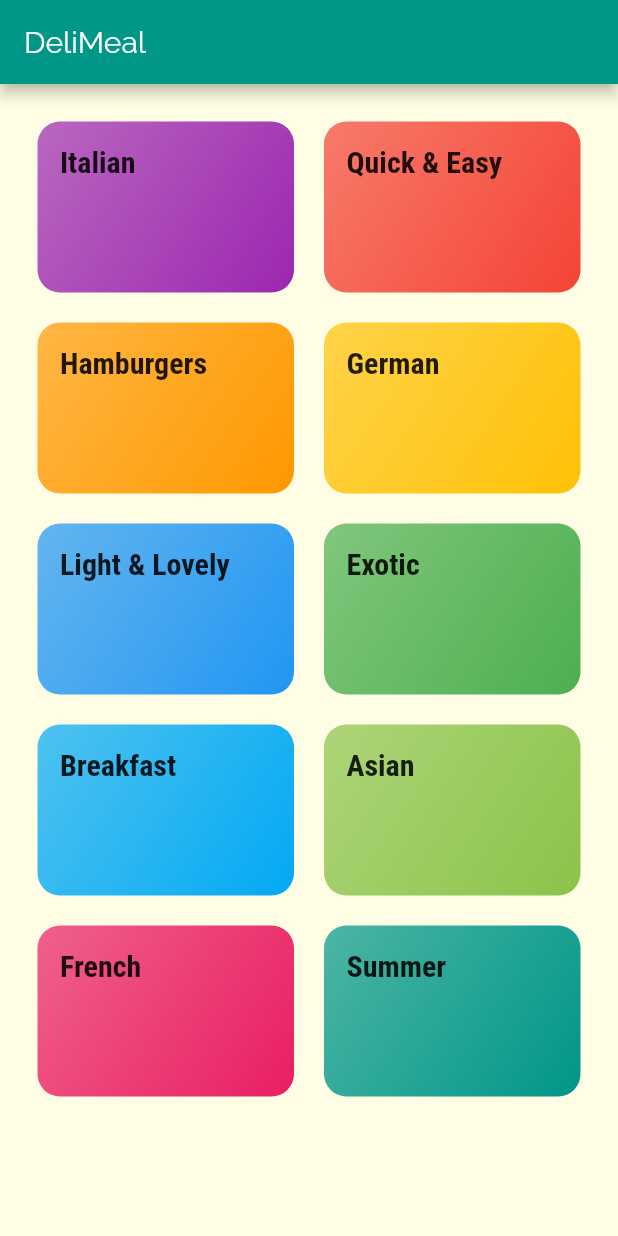
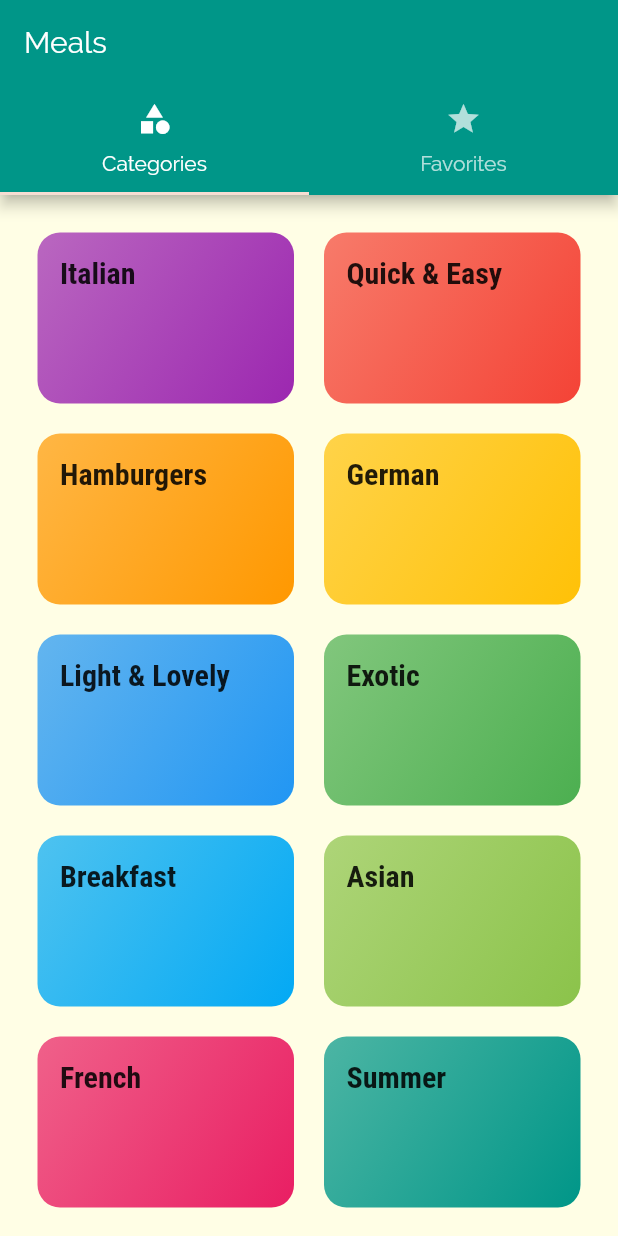
Before and after one commit to MatthieuNadeau96/Flutter_meals_app, a Flutter app: the screen it shows after launch, on a phone screen of 412 x 824 dp. Run offline on Flutter 3.47's test engine with Material 2 defaults, Android fonts, the phone set to English and light mode, and no system bars.

Commit message:
Adding a TabBar to the AppBar

```diff
--- a/lib/main.dart
+++ b/lib/main.dart
@@ -3,6 +3,7 @@ import 'package:flutter/material.dart';
 import './screens/meal_detail_screen.dart';
 import './screens/categories_screen.dart';
 import './screens/category_meals_screen.dart';
+import './screens/tabs_screen.dart';
 
 void main() => runApp(MyApp());
 
@@ -34,7 +35,7 @@ class MyApp extends StatelessWidget {
       // home: CategoriesScreen(),
       initialRoute: '/', // default is '/'
       routes: {
-        '/': (ctx) => CategoriesScreen(),
+        '/': (ctx) => TabsScreen(),
         CategoryMealsScreen.routeName: (ctx) => CategoryMealsScreen(),
         MealDetailScreen.routeName: (ctx) => MealDetailScreen(),
       },
--- a/lib/screens/categories_screen.dart
+++ b/lib/screens/categories_screen.dart
@@ -6,11 +6,7 @@ import '../widgets/category_item.dart';
 class CategoriesScreen extends StatelessWidget {
   @override
   Widget build(BuildContext context) {
-    return Scaffold(
-      appBar: AppBar(
-        title: const Text('DeliMeal'),
-      ),
-      body: GridView(
+    return GridView(
       padding: const EdgeInsets.all(25),
       children: DUMMY_CATEGORIES
           .map(
@@ -27,7 +23,6 @@ class CategoriesScreen extends StatelessWidget {
         crossAxisSpacing: 20,
         mainAxisSpacing: 20,
       ),
-      ),
     );
   }
 }
--- /dev/null
+++ b/lib/screens/favorites_screen.dart
@@ -0,0 +1,10 @@
+import 'package:flutter/material.dart';
+
+class FavoritesScreen extends StatelessWidget {
+  @override
+  Widget build(BuildContext context) {
+    return Center(
+      child: Text('favorites'),
+    );
+  }
+}
--- /dev/null
+++ b/lib/screens/tabs_screen.dart
@@ -0,0 +1,41 @@
+import 'package:flutter/material.dart';
+
+import './categories_screen.dart';
+import './favorites_screen.dart';
+
+class TabsScreen extends StatefulWidget {
+  @override
+  _TabsScreenState createState() => _TabsScreenState();
+}
+
+class _TabsScreenState extends State<TabsScreen> {
+  @override
+  Widget build(BuildContext context) {
+    return DefaultTabController(
+      length: 2,
+      child: Scaffold(
+        appBar: AppBar(
+          title: Text('Meals'),
+          bottom: TabBar(
+            tabs: <Widget>[
+              Tab(
+                icon: Icon(Icons.category),
+                text: 'Categories',
+              ),
+              Tab(
+                icon: Icon(Icons.star),
+                text: 'Favorites',
+              ),
+            ],
+          ),
+        ),
+        body: TabBarView(
+          children: <Widget>[
+            CategoriesScreen(),
+            FavoritesScreen(),
+          ],
+        ),
+      ),
+    );
+  }
+}
```
Lines whose indentation alone changed are shown as unchanged.
